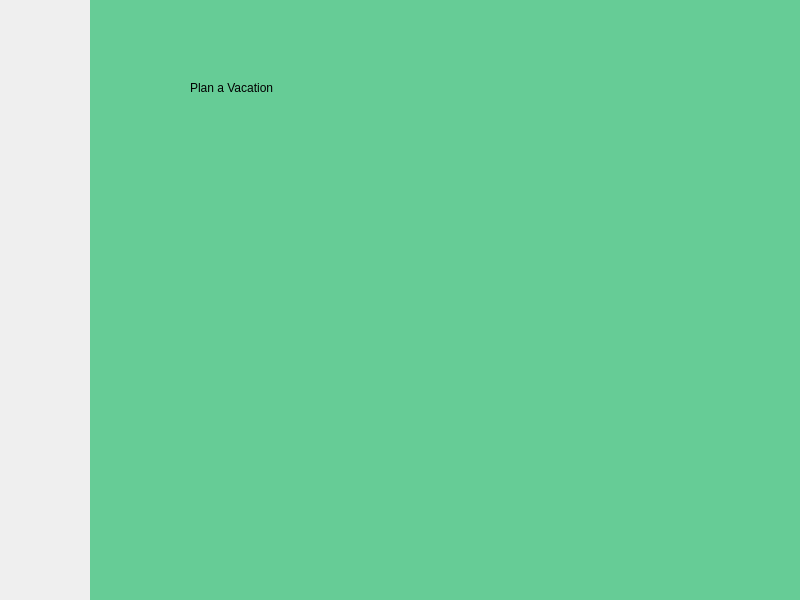
Qt form app/src/windows/mainwindow.ui (minorleaguegrayonassociates/GrayonSlam) before a commit.
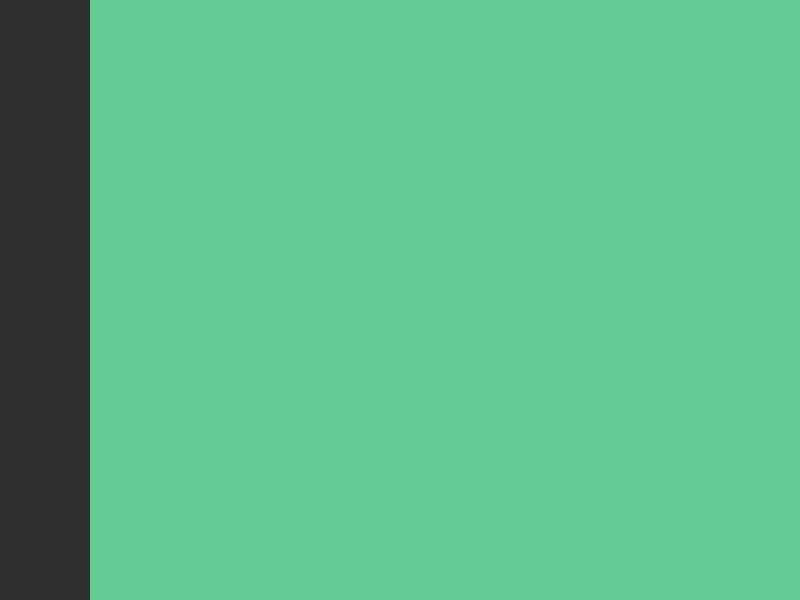
The same form after that commit. The open tabs and pages were chosen to show the change. Icons and pictures are not drawn.

What changed in the file:
```diff
--- a/app/src/windows/mainwindow.ui
+++ b/app/src/windows/mainwindow.ui
@@ -20,6 +20,10 @@
   <widget class="QWidget" name="centralWidget">
    <property name="styleSheet">
     <string notr="true">
+QWidget#centralWidget {
+background-color: #303030;
+}
+
 QWidget#dashboardView {
 background-image: url(:/res/backgrounds/background_icons_red.png);
 background-color: #66A2CC;
@@ -62,6 +66,58 @@
     font-size: 13px;
 	color: white;
 	background-color: #303030;
+}
+
+QComboBox {
+    border: 1px solid gray;
+    border-radius: 3px;
+    padding: 1px 18px 1px 3px;
+    min-width: 6em;
+    color: black;
+}
+
+QComboBox:editable {
+    background: white;
+	color:black;
+}
+
+QComboBox:!editable, QComboBox::drop-down:editable {
+     background: qlineargradient(x1: 0, y1: 0, x2: 0, y2: 1,
+                                 stop: 0 #E1E1E1, stop: 0.4 #DDDDDD,
+                                 stop: 0.5 #D8D8D8, stop: 1.0 #D3D3D3);
+}
+
+/* QComboBox gets the &quot;on&quot; state when the popup is open */
+QComboBox:!editable:on, QComboBox::drop-down:editable:on {
+    background: qlineargradient(x1: 0, y1: 0, x2: 0, y2: 1,
+                                stop: 0 #D3D3D3, stop: 0.4 #D8D8D8,
+                                stop: 0.5 #DDDDDD, stop: 1.0 #E1E1E1);
+}
+
+QComboBox:on { /* shift the text when the popup opens */
+    padding-top: 3px;
+    padding-left: 4px;
+}
+
+QComboBox::drop-down {
+    subcontrol-origin: padding;
+    subcontrol-position: top right;
+    width: 20px;
+
+    border-left-width: 1px;
+    border-left-color: darkgray;
+    border-left-style: solid; /* just a single line */
+    border-top-right-radius: 3px; /* same radius as the QComboBox */
+    border-bottom-right-radius: 3px;
+}
+
+QComboBox::down-arrow {
+    image: url(:/res/arrow.png);
+}
+
+QComboBox::down-arrow:on { /* shift the arrow when popup is open */
+    top: 1px;
+    left: 1px;
 }</string>
    </property>
    <widget class="QWidget" name="NavBarWidget" native="true">
@@ -104,22 +160,6 @@
      <property name="styleSheet">
       <string notr="true"/>
      </property>
-     <widget class="QLabel" name="label">
-      <property name="geometry">
-       <rect>
-        <x>100</x>
-        <y>80</y>
-        <width>151</width>
-        <height>16</height>
-       </rect>
-      </property>
-      <property name="text">
-       <string>Plan a Vacation</string>
-      </property>
-      <property name="scaledContents">
-       <bool>false</bool>
-      </property>
-     </widget>
     </widget>
     <widget class="QWidget" name="graphView"/>
     <widget class="QWidget" name="viewTeamView">
```
